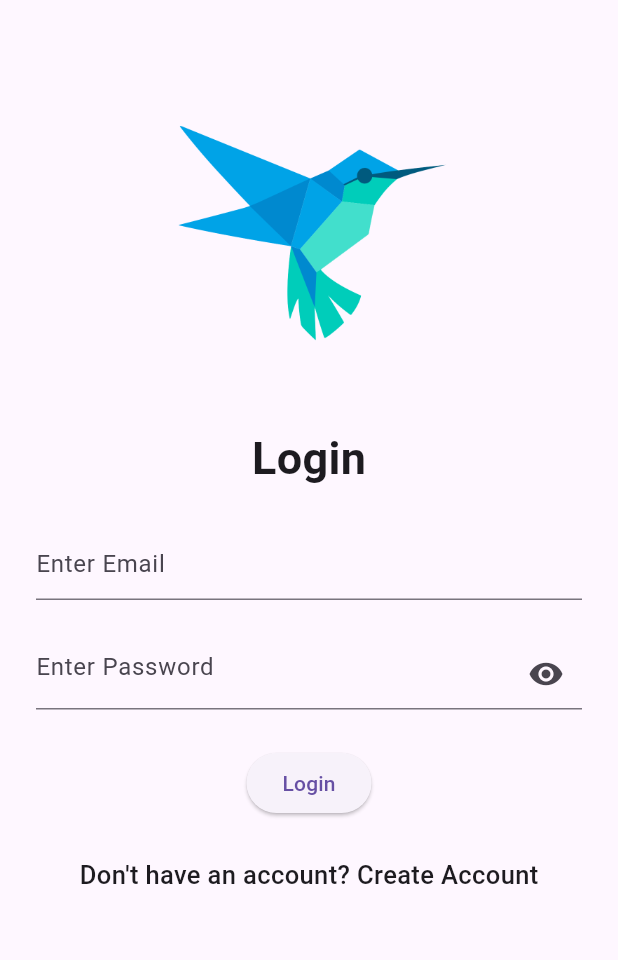
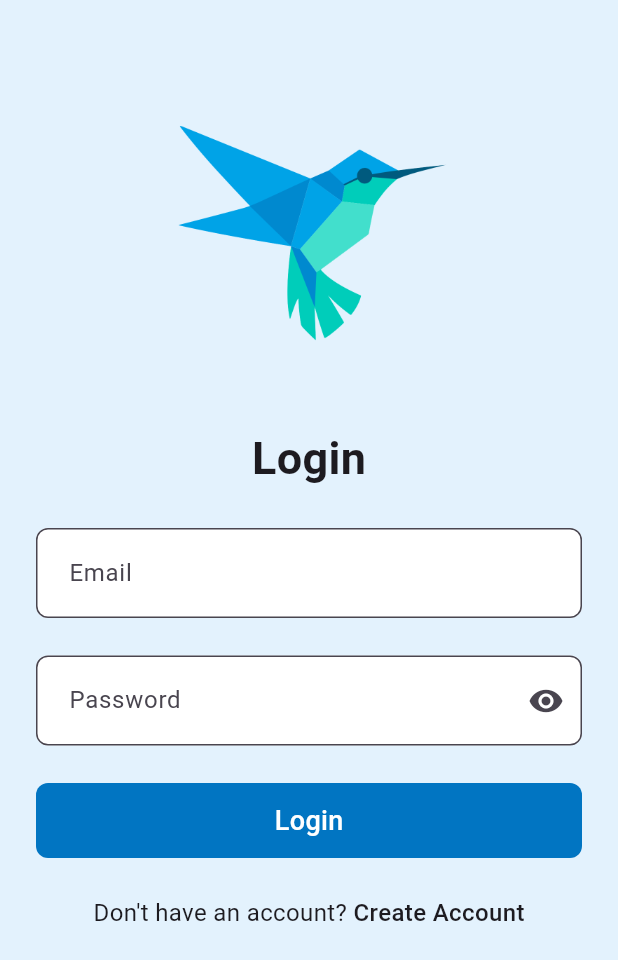
Before and after one commit to Arunpandiyan-dev/flutterauthfirebase, a Flutter app: the screen it shows after launch, on a phone screen of 412 x 824 dp. Shown: the top 960 px of the screen. Run offline on Flutter 3.47's test engine with Material 3 defaults, Android fonts, the phone set to English and light mode, and no system bars; our stand-ins replace firebase_auth, firebase_core; missing offline and left inert: flutter_simple_calculator; accounts and stored records are empty.

Commit message:
11.05.24

```diff
--- a/lib/loginscreen.dart
+++ b/lib/loginscreen.dart
@@ -1,3 +1,4 @@
+import 'package:ap_firebase_auth/Textfield.dart';
 import 'package:ap_firebase_auth/firebasehelper/homescreen.dart';
 import 'package:ap_firebase_auth/firebasehelper/signup.dart';
 import 'package:firebase_auth/firebase_auth.dart';
@@ -20,6 +21,7 @@ class _LoginScreenState extends State<LoginScreen> {
   @override
   Widget build(BuildContext context) {
     return Scaffold(
+      backgroundColor: Colors.blue[50],
       body: SingleChildScrollView(
         child: Padding(
           padding: const EdgeInsets.all(24.0),
@@ -49,7 +51,18 @@ class _LoginScreenState extends State<LoginScreen> {
                         }
                         return null;
                       },
-                      decoration: const InputDecoration(hintText: "Enter Email"),
+                      decoration:const InputDecoration(
+                        border: OutlineInputBorder(
+
+                           borderRadius: BorderRadius.all(Radius.circular(8)),
+
+                        ),
+                        hintText: "Enter Email",
+                        labelText: "Email",
+                        fillColor: Colors.white,
+                        filled: true,
+                        contentPadding: EdgeInsets.all(18.0),
+                      ),
                     ),
                     const SizedBox(height: 25),
                     TextFormField(
@@ -62,6 +75,15 @@ class _LoginScreenState extends State<LoginScreen> {
                       },
                       obscureText: _isVisible,
                       decoration: InputDecoration(
+
+                        border: const OutlineInputBorder(
+                          borderRadius: BorderRadius.all(Radius.circular(8))
+                        ),
+                        labelText: "Password",
+
+                        fillColor: Colors.white,
+                        filled: true,
+                        contentPadding: const EdgeInsets.all(18.0),
                           suffixIcon: GestureDetector(
                             onTap: (){
                               setState(() {
@@ -73,22 +95,29 @@ class _LoginScreenState extends State<LoginScreen> {
                         hintText: "Enter Password"),
                     ),
                     const SizedBox(height: 25),
-                    ElevatedButton(
-                      onPressed: _login,
-                      child: const Text("Login"),
+                    GestureDetector(
+                      onTap: _login,
+                      child: Container(
+                        decoration: const BoxDecoration(
+                          color: Color(0xFF0175C2),
+                          borderRadius: BorderRadius.all(Radius.circular(8)),
+                        ),
+                        alignment: Alignment.center,
+                        height: 50,
+                        width: double.infinity,
+                        child: const Text('Login',style: TextStyle(color:Color(0xFFFFFFFF),fontSize: 18,fontWeight: FontWeight.w500),),
+                      ),
                     ),
-                    //google login
-
                     const SizedBox(height: 25),
                     Row(
                       mainAxisAlignment: MainAxisAlignment.center,
                       children: [
-                        const Text("Don't have an account? ", style: TextStyle(fontSize: 17, fontWeight: FontWeight.w500)),
+                        const Text("Don't have an account? ", style: TextStyle(fontSize: 16, fontWeight: FontWeight.w400)),
                         GestureDetector(
                           onTap: () {
                             Navigator.pushReplacement(context, MaterialPageRoute(builder: (context) => const SignUpScreen()));
                           },
-                          child: const Text("Create Account", style: TextStyle(fontSize: 17, fontWeight: FontWeight.w500)),
+                          child: const Text("Create Account", style: TextStyle(fontSize: 16, fontWeight: FontWeight.w500)),
                         ),
                       ],
                     ),
@@ -126,7 +155,6 @@ class _LoginScreenState extends State<LoginScreen> {
             message = 'Login failed. Please try again.';
             break;
         }
-        // ignore: use_build_context_synchronously
         ScaffoldMessenger.of(context).showSnackBar(SnackBar(content: Text(message)));
       }
     }
```
Also changed, not shown: lib/Textfield.dart (added, +28 -0 lines).
